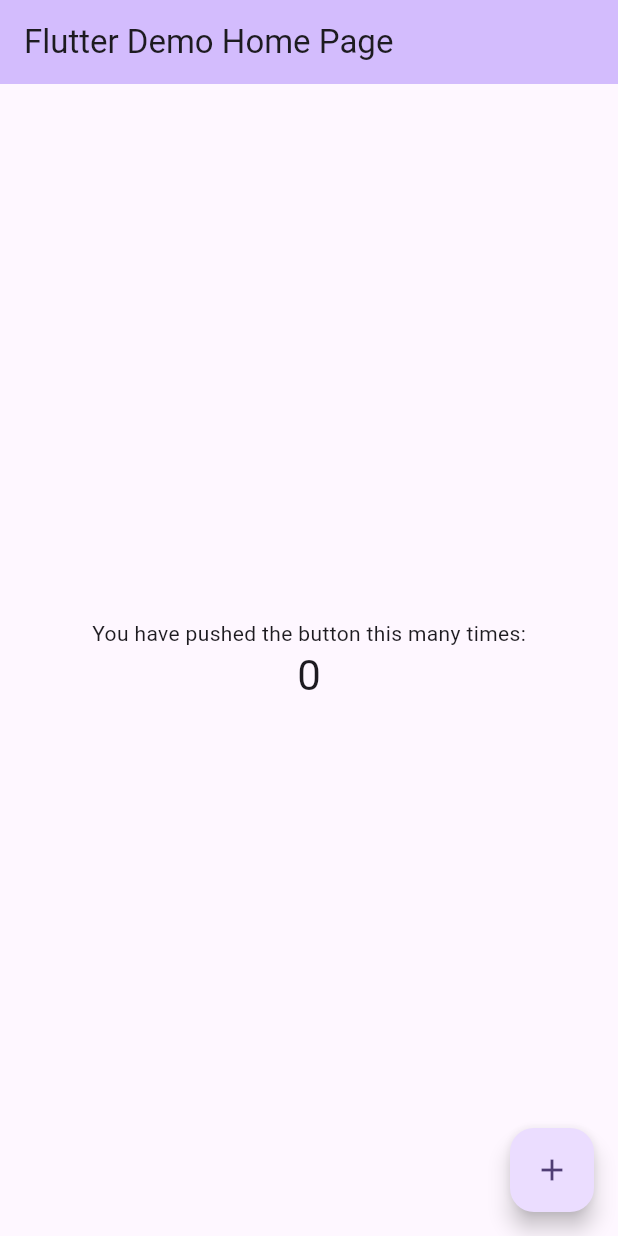
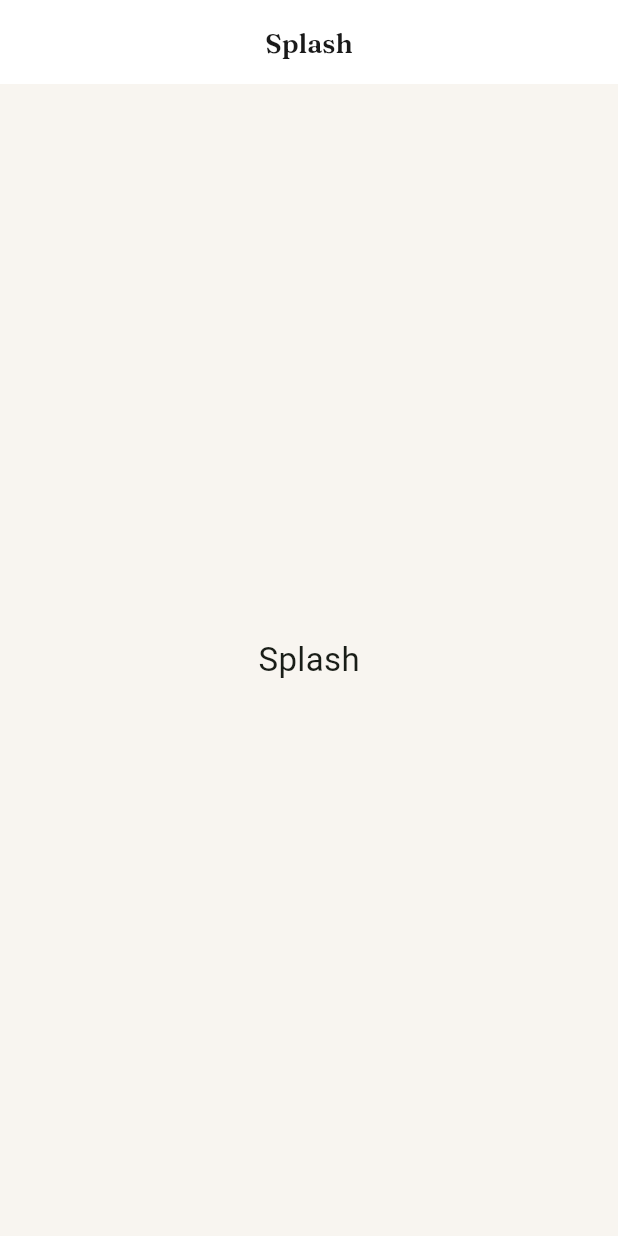
Before and after one commit to prasiddha-dahal/ResGo, a Flutter app: the screen it shows after launch, on a phone screen of 412 x 824 dp. Run offline on Flutter 3.47's test engine with Material 3 defaults, Android fonts, the phone set to English and light mode, and no system bars; our stand-ins replace dartz, dio, flutter_riverpod, flutter_screenutil, go_router, google_fonts and 3 more.

Commit message:
chore: set up core project architecture

```diff
--- /dev/null
+++ b/lib/core/router/app_router.dart
@@ -0,0 +1,58 @@
+import 'package:flutter/material.dart';
+import 'package:go_router/go_router.dart';
+import 'package:resgo/core/router/app_routes.dart';
+
+/// Temporary placeholder screens – we will replace them feature by feature.
+class PlaceholderScreen extends StatelessWidget {
+  final String title;
+  const PlaceholderScreen({super.key, required this.title});
+
+  @override
+  Widget build(BuildContext context) {
+    return Scaffold(
+      appBar: AppBar(title: Text(title)),
+      body: Center(child: Text(title, style: const TextStyle(fontSize: 22))),
+    );
+  }
+}
+
+final appRouter = GoRouter(
+  initialLocation: AppRoutes.splash,
+  routes: [
+    GoRoute(
+      path: AppRoutes.splash,
+      builder: (context, state) => const PlaceholderScreen(title: 'Splash'),
+    ),
+    GoRoute(
+      path: AppRoutes.login,
+      builder: (context, state) => const PlaceholderScreen(title: 'Login'),
+    ),
+    GoRoute(
+      path: AppRoutes.register,
+      builder: (context, state) => const PlaceholderScreen(title: 'Register'),
+    ),
+    GoRoute(
+      path: AppRoutes.home,
+      builder: (context, state) => const PlaceholderScreen(title: 'Home'),
+    ),
+    GoRoute(
+      path: AppRoutes.productDetail,
+      builder: (context, state) {
+        final id = state.pathParameters['id'] ?? '0';
+        return PlaceholderScreen(title: 'Product $id');
+      },
+    ),
+    GoRoute(
+      path: AppRoutes.cart,
+      builder: (context, state) => const PlaceholderScreen(title: 'Cart'),
+    ),
+    GoRoute(
+      path: AppRoutes.orders,
+      builder: (context, state) => const PlaceholderScreen(title: 'Orders'),
+    ),
+    GoRoute(
+      path: AppRoutes.profile,
+      builder: (context, state) => const PlaceholderScreen(title: 'Profile'),
+    ),
+  ],
+);
--- /dev/null
+++ b/lib/core/theme/app_colors.dart
@@ -0,0 +1,33 @@
+import 'package:flutter/material.dart';
+
+/// Central color palette.
+class AppColors {
+  AppColors._();
+
+  // Primary
+  static const Color primary = Color(0xFF2E7D32); // Green (food/ecom friendly)
+  static const Color primaryDark = Color(0xFF1B5E20);
+  static const Color primaryLight = Color(0xFF60AD5E);
+
+  // Accent
+  static const Color accent = Color(0xFFFF8F00); // Amber
+
+  // Backgrounds
+  static const Color background = Color(0xFFF8F5F0); // Soft cream
+  static const Color surface = Colors.white;
+  static const Color card = Colors.white;
+
+  // Text
+  static const Color textPrimary = Color(0xFF1A1A1A);
+  static const Color textSecondary = Color(0xFF6B6B6B);
+  static const Color textOnPrimary = Colors.white;
+
+  // Status
+  static const Color success = Color(0xFF2E7D32);
+  static const Color error = Color(0xFFC62828);
+  static const Color warning = Color(0xFFF9A825);
+
+  // Borders & dividers
+  static const Color border = Color(0xFFE0E0E0);
+  static const Color divider = Color(0xFFEEEEEE);
+}
--- /dev/null
+++ b/lib/core/theme/app_dimensions.dart
@@ -0,0 +1,26 @@
+/// Consistent spacing & sizing tokens.
+class AppDimensions {
+  AppDimensions._();
+
+  // Spacing
+  static const double xs = 4;
+  static const double sm = 8;
+  static const double md = 16;
+  static const double lg = 24;
+  static const double xl = 32;
+  static const double xxl = 48;
+
+  // Border radius
+  static const double radiusSm = 8;
+  static const double radiusMd = 12;
+  static const double radiusLg = 16;
+  static const double radiusXl = 24;
+
+  // Icon sizes
+  static const double iconSm = 16;
+  static const double iconMd = 24;
+  static const double iconLg = 32;
+
+  // Button height
+  static const double buttonHeight = 52;
+}
--- /dev/null
+++ b/lib/core/theme/app_text_styles.dart
@@ -0,0 +1,58 @@
+import 'package:flutter/material.dart';
+import 'package:google_fonts/google_fonts.dart';
+import 'package:resgo/core/theme/app_colors.dart';
+
+class AppTextStyles {
+  AppTextStyles._();
+
+  static TextStyle get heading1 => GoogleFonts.fraunces(
+        fontSize: 28,
+        fontWeight: FontWeight.w700,
+        color: AppColors.textPrimary,
+      );
+
+  static TextStyle get heading2 => GoogleFonts.fraunces(
+        fontSize: 22,
+        fontWeight: FontWeight.w600,
+        color: AppColors.textPrimary,
+      );
+
+  static TextStyle get heading3 => GoogleFonts.fraunces(
+        fontSize: 18,
+        fontWeight: FontWeight.w600,
+        color: AppColors.textPrimary,
+      );
+
+  // Body – clean readable font
+  static TextStyle get bodyLarge => GoogleFonts.inter(
+        fontSize: 16,
+        fontWeight: FontWeight.w400,
+        color: AppColors.textPrimary,
+      );
+
+  static TextStyle get bodyMedium => GoogleFonts.inter(
+        fontSize: 14,
+        fontWeight: FontWeight.w400,
+        color: AppColors.textPrimary,
+      );
+
+  static TextStyle get bodySmall => GoogleFonts.inter(
+        fontSize: 12,
+        fontWeight: FontWeight.w400,
+        color: AppColors.textSecondary,
+      );
+
+  // Buttons
+  static TextStyle get button => GoogleFonts.inter(
+        fontSize: 16,
+        fontWeight: FontWeight.w600,
+        color: AppColors.textOnPrimary,
+      );
+
+  // Price
+  static TextStyle get price => GoogleFonts.inter(
+        fontSize: 18,
+        fontWeight: FontWeight.w700,
+        color: AppColors.primary,
+      );
+}
--- /dev/null
+++ b/lib/core/theme/app_theme.dart
@@ -0,0 +1,74 @@
+import 'package:flutter/material.dart';
+import 'package:resgo/core/theme/app_colors.dart';
+import 'package:resgo/core/theme/app_dimensions.dart';
+import 'package:resgo/core/theme/app_text_styles.dart';
+
+class AppTheme {
+  AppTheme._();
+
+  static ThemeData get light {
+    return ThemeData(
+      useMaterial3: true,
+      brightness: Brightness.light,
+      primaryColor: AppColors.primary,
+      scaffoldBackgroundColor: AppColors.background,
+      colorScheme: ColorScheme.fromSeed(
+        seedColor: AppColors.primary,
+        primary: AppColors.primary,
+        secondary: AppColors.accent,
+        surface: AppColors.surface,
+        error: AppColors.error,
+      ),
+      appBarTheme: AppBarTheme(
+        backgroundColor: AppColors.surface,
+        elevation: 0,
+        centerTitle: true,
+        titleTextStyle: AppTextStyles.heading3,
+        iconTheme: const IconThemeData(color: AppColors.textPrimary),
+      ),
+      elevatedButtonTheme: ElevatedButtonThemeData(
+        style: ElevatedButton.styleFrom(
+          backgroundColor: AppColors.primary,
+          foregroundColor: AppColors.textOnPrimary,
+          minimumSize: const Size(double.infinity, AppDimensions.buttonHeight),
+          shape: RoundedRectangleBorder(
+            borderRadius: BorderRadius.circular(AppDimensions.radiusMd),
+          ),
+          textStyle: AppTextStyles.button,
+        ),
+      ),
+      inputDecorationTheme: InputDecorationTheme(
+        filled: true,
+        fillColor: AppColors.surface,
+        contentPadding: const EdgeInsets.symmetric(
+          horizontal: AppDimensions.md,
+          vertical: AppDimensions.md,
+        ),
+        border: OutlineInputBorder(
+          borderRadius: BorderRadius.circular(AppDimensions.radiusMd),
+          borderSide: const BorderSide(color: AppColors.border),
+        ),
+        enabledBorder: OutlineInputBorder(
+          borderRadius: BorderRadius.circular(AppDimensions.radiusMd),
+          borderSide: const BorderSide(color: AppColors.border),
+        ),
+        focusedBorder: OutlineInputBorder(
+          borderRadius: BorderRadius.circular(AppDimensions.radiusMd),
+          borderSide: const BorderSide(color: AppColors.primary, width: 1.5),
+        ),
+        errorBorder: OutlineInputBorder(
+          borderRadius: BorderRadius.circular(AppDimensions.radiusMd),
+          borderSide: const BorderSide(color: AppColors.error),
+        ),
+      ),
+      cardTheme: CardThemeData(
+        color: AppColors.card,
+        elevation: 0,
+        shape: RoundedRectangleBorder(
+          borderRadius: BorderRadius.circular(AppDimensions.radiusMd),
+          side: const BorderSide(color: AppColors.border, width: 0.5),
+        ),
+      ),
+    );
+  }
+}
--- a/lib/features/app/app.dart
+++ b/lib/features/app/app.dart
@@ -0,0 +1,26 @@
+import 'package:flutter/material.dart';
+import 'package:flutter_riverpod/flutter_riverpod.dart';
+import 'package:flutter_screenutil/flutter_screenutil.dart';
+import 'package:resgo/core/router/app_router.dart';
+import 'package:resgo/core/theme/app_theme.dart';
+
+class EcommerceApp extends ConsumerWidget {
+  const EcommerceApp({super.key});
+
+  @override
+  Widget build(BuildContext context, WidgetRef ref) {
+    return ScreenUtilInit(
+      designSize: const Size(375, 812),
+      minTextAdapt: true,
+      splitScreenMode: true,
+      builder: (context, child) {
+        return MaterialApp.router(
+          title: 'Ecommerce Clean',
+          debugShowCheckedModeBanner: false,
+          theme: AppTheme.light,
+          routerConfig: appRouter,
+        );
+      },
+    );
+  }
+}
--- a/lib/main.dart
+++ b/lib/main.dart
@@ -1,122 +1,8 @@
 import 'package:flutter/material.dart';
+import 'package:flutter_riverpod/flutter_riverpod.dart';
+import 'package:resgo/features/app/app.dart';
 
 void main() {
-  runApp(const MyApp());
+  WidgetsFlutterBinding.ensureInitialized();
+  runApp(ProviderScope(child: const EcommerceApp()));
 }
-
-class MyApp extends StatelessWidget {
-  const MyApp({super.key});
-
-  // This widget is the root of your application.
-  @override
-  Widget build(BuildContext context) {
-    return MaterialApp(
-      title: 'Flutter Demo',
-      theme: ThemeData(
-        // This is the theme of your application.
-        //
-        // TRY THIS: Try running your application with "flutter run". You'll see
-        // the application has a purple toolbar. Then, without quitting the app,
-        // try changing the seedColor in the colorScheme below to Colors.green
-        // and then invoke "hot reload" (save your changes or press the "hot
-        // reload" button in a Flutter-supported IDE, or press "r" if you used
-        // the command line to start the app).
-        //
-        // Notice that the counter didn't reset back to zero; the application
-        // state is not lost during the reload. To reset the state, use hot
-        // restart instead.
-        //
-        // This works for code too, not just values: Most code changes can be
-        // tested with just a hot reload.
-        colorScheme: .fromSeed(seedColor: Colors.deepPurple),
-      ),
-      home: const MyHomePage(title: 'Flutter Demo Home Page'),
-    );
-  }
-}
-
-class MyHomePage extends StatefulWidget {
-  const MyHomePage({super.key, required this.title});
-
-  // This widget is the home page of your application. It is stateful, meaning
-  // that it has a State object (defined below) that contains fields that affect
-  // how it looks.
-
-  // This class is the configuration for the state. It holds the values (in this
-  // case the title) provided by the parent (in this case the App widget) and
-  // used by the build method of the State. Fields in a Widget subclass are
-  // always marked "final".
-
-  final String title;
-
-  @override
-  State<MyHomePage> createState() => _MyHomePageState();
-}
-
-class _MyHomePageState extends State<MyHomePage> {
-  int _counter = 0;
-
-  void _incrementCounter() {
-    setState(() {
-      // This call to setState tells the Flutter framework that something has
-      // changed in this State, which causes it to rerun the build method below
-      // so that the display can reflect the updated values. If we changed
-      // _counter without calling setState(), then the build method would not be
-      // called again, and so nothing would appear to happen.
-      _counter++;
-    });
-  }
-
-  @override
-  Widget build(BuildContext context) {
-    // This method is rerun every time setState is called, for instance as done
-    // by the _incrementCounter method above.
-    //
-    // The Flutter framework has been optimized to make rerunning build methods
-    // fast, so that you can just rebuild anything that needs updating rather
-    // than having to individually change instances of widgets.
-    return Scaffold(
-      appBar: AppBar(
-        // TRY THIS: Try changing the color here to a specific color (to
-        // Colors.amber, perhaps?) and trigger a hot reload to see the AppBar
-        // change color while the other colors stay the same.
-        backgroundColor: Theme.of(context).colorScheme.inversePrimary,
-        // Here we take the value from the MyHomePage object that was created by
-        // the App.build method, and use it to set our appbar title.
-        title: Text(widget.title),
-      ),
-      body: Center(
-        // Center is a layout widget. It takes a single child and positions it
-        // in the middle of the parent.
-        child: Column(
-          // Column is also a layout widget. It takes a list of children and
-          // arranges them vertically. By default, it sizes itself to fit its
-          // children horizontally, and tries to be as tall as its parent.
-          //
-          // Column has various properties to control how it sizes itself and
-          // how it positions its children. Here we use mainAxisAlignment to
-          // center the children vertically; the main axis here is the vertical
-          // axis because Columns are vertical (the cross axis would be
-          // horizontal).
-          //
-          // TRY THIS: Invoke "debug painting" (choose the "Toggle Debug Paint"
-          // action in the IDE, or press "p" in the console), to see the
-          // wireframe for each widget.
-          mainAxisAlignment: .center,
-          children: [
-            const Text('You have pushed the button this many times:'),
-            Text(
-              '$_counter',
-              style: Theme.of(context).textTheme.headlineMedium,
-            ),
-          ],
-        ),
-      ),
-      floatingActionButton: FloatingActionButton(
-        onPressed: _incrementCounter,
-        tooltip: 'Increment',
-        child: const Icon(Icons.add),
-      ),
-    );
-  }
-}
```
Also changed, not shown: lib/core/api/base/base_remote_source.dart (+39 -0 lines), lib/core/api/error/app_error.dart (+19 -0 lines), lib/core/api/error/error_handler.dart (+47 -0 lines), lib/core/constants/api_endpoints.dart (+29 -0 lines), lib/core/constants/storage_keys.dart (+12 -0 lines), lib/core/network/auth_interceptor.dart (+28 -0 lines), lib/core/network/network_info.dart (+20 -0 lines), lib/core/providers/core_provider.dart (+78 -0 lines), lib/core/router/app_routes.dart (added, +13 -0 lines), lib/core/session/session_service.dart (+42 -0 lines), lib/core/typedef/typedefs.dart (+10 -0 lines), 1 other file.
